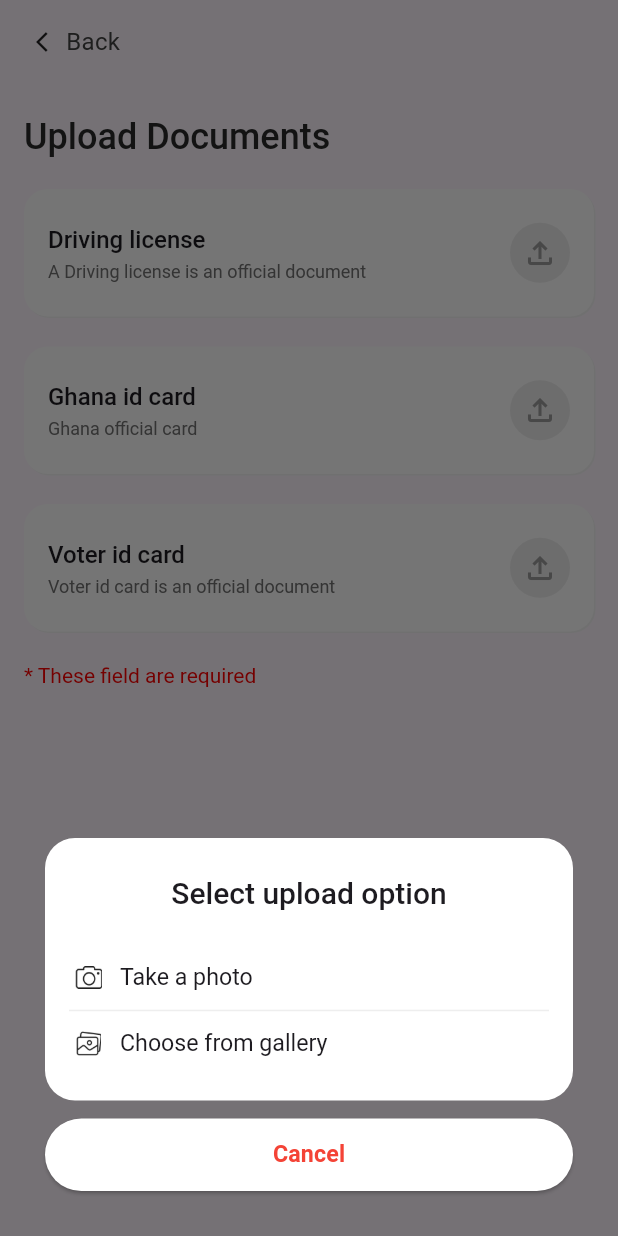
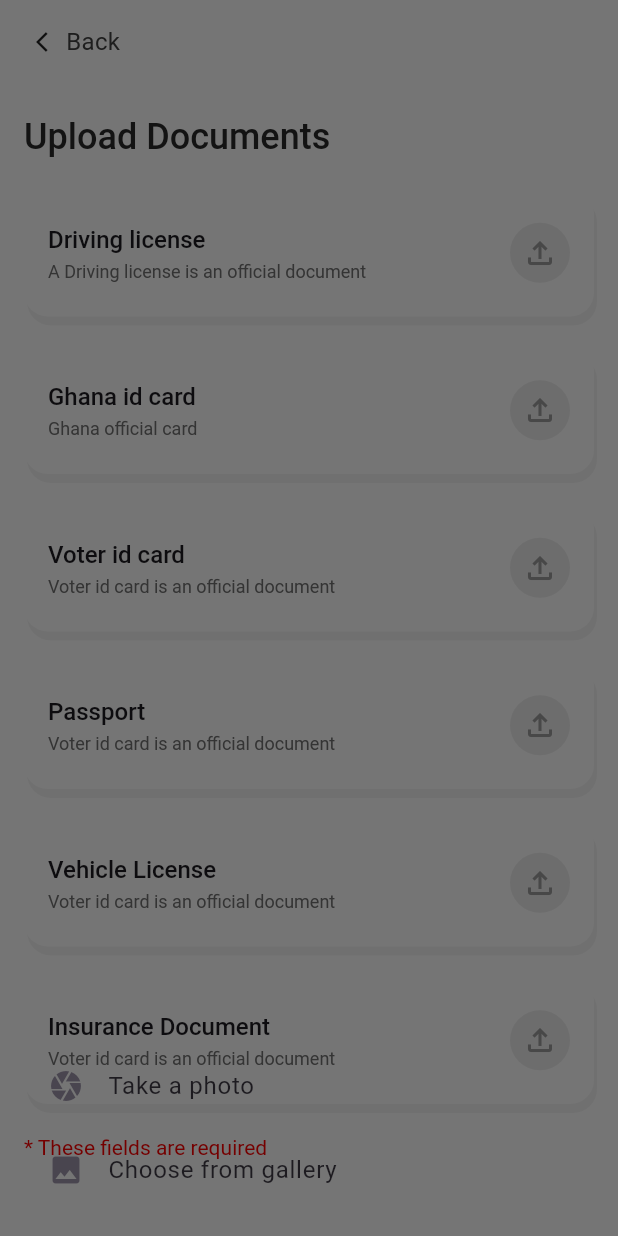
Before and after one commit to Code-Making/24Ryder-Diver-App, a Flutter app: the RiderDocumentUploadView screen opened by its route, after a tap on "Driving license", on a phone screen of 412 x 824 dp. Run offline on Flutter 3.47's test engine with Material 3 defaults, Android fonts, the phone set to English and light mode, and no system bars; our stand-ins replace flutter_colorpicker, flutter_screenutil, get, get_storage, google_fonts, google_maps_flutter and 4 more; missing offline and left inert: flutter_polyline_points, widget_to_marker; accounts and stored records are empty.

Commit message:
Integrated the Login and Sign up APIs and Updated the Upload Documents Page ate :- 12/05/2025

```diff
--- a/lib/app/modules/rider_document_upload/controllers/rider_document_upload_controller.dart
+++ b/lib/app/modules/rider_document_upload/controllers/rider_document_upload_controller.dart
@@ -5,11 +5,17 @@ class RiderDocumentUploadController extends GetxController {
   var drivingLicenseSelected = false.obs;
   var ghanaidCardSelected = false.obs;
   var voterIdCardSeleted = false.obs;
+  var passportSelected = false.obs;
+  var vehicleLicenseSelected = false.obs;
+  var insuranceDocumentSelected = false.obs;
   final count = 0.obs;
   bool get allSelected =>
       drivingLicenseSelected.isTrue &&
       ghanaidCardSelected.isTrue &&
-      voterIdCardSeleted.isTrue;
+      voterIdCardSeleted.isTrue &&
+      passportSelected.isTrue &&
+      vehicleLicenseSelected.isTrue &&
+      insuranceDocumentSelected.isTrue;
 
   void increment() => count.value++;
 }
--- a/lib/app/modules/rider_document_upload/views/rider_document_upload_view.dart
+++ b/lib/app/modules/rider_document_upload/views/rider_document_upload_view.dart
@@ -1,13 +1,13 @@
 import 'package:flutter/material.dart';
 import 'package:get/get.dart';
+import 'package:image_picker/image_picker.dart';
+import 'dart:io';
 import 'package:rideapp/ui/pages/CustomHeader/customheader.dart';
 import 'package:rideapp/ui/pages/profile/profile.dart';
 import 'package:rideapp/ui/pages/utils/colors.dart';
 import 'package:rideapp/ui/pages/utils/extension.dart';
 import 'package:rideapp/ui/pages/widgets/app_button.dart';
 import 'package:rideapp/ui/rider/add_vechicle_details.dart';
-import 'package:rideapp/ui/rider/select_upload_option.dart';
-
 import '../controllers/rider_document_upload_controller.dart';
 
 class RiderDocumentUploadView extends GetView<RiderDocumentUploadController> {
@@ -15,6 +15,7 @@ class RiderDocumentUploadView extends GetView<RiderDocumentUploadController> {
   @override
   Widget build(BuildContext context) {
     return Scaffold(
+      backgroundColor: Colors.white,
       body: Base(children: [
         const CustomHeader(
           title: '',
@@ -32,27 +33,51 @@ class RiderDocumentUploadView extends GetView<RiderDocumentUploadController> {
           isSelected: controller.drivingLicenseSelected.isTrue,
           title: "Driving license",
           subtitle: "A Driving license is an official document",
-          onChanged: (value) {
-            controller.drivingLicenseSelected(value);
+          onChanged: (file) {
+            controller.drivingLicenseSelected(true);
           },
         ),
         UploadDocumentWidget(
           isSelected: controller.ghanaidCardSelected.isTrue,
           title: "Ghana id card",
           subtitle: "Ghana official card",
-          onChanged: (value) {
-            controller.drivingLicenseSelected(value);
+          onChanged: (file) {
+            controller.ghanaidCardSelected(true);
           },
         ),
         UploadDocumentWidget(
           isSelected: controller.voterIdCardSeleted.isTrue,
           title: "Voter id card",
           subtitle: "Voter id card is an official document",
-          onChanged: (value) {
-            controller.voterIdCardSeleted(value);
+          onChanged: (file) {
+            controller.voterIdCardSeleted(true);
           },
         ),
-        "* These field are required"
+        UploadDocumentWidget(
+          isSelected: controller.passportSelected.isTrue,
+          title: "Passport",
+          subtitle: "Voter id card is an official document",
+          onChanged: (file) {
+            controller.passportSelected(true);
+          },
+        ),
+        UploadDocumentWidget(
+          isSelected: controller.vehicleLicenseSelected.isTrue,
+          title: "Vehicle License",
+          subtitle: "Voter id card is an official document",
+          onChanged: (file) {
+            controller.vehicleLicenseSelected(true);
+          },
+        ),
+        UploadDocumentWidget(
+          isSelected: controller.insuranceDocumentSelected.isTrue,
+          title: "Insurance Document",
+          subtitle: "Voter id card is an official document",
+          onChanged: (file) {
+            controller.insuranceDocumentSelected(true);
+          },
+        ),
+        "* These fields are required"
             .toText(
               fontSize: 14,
               fontWeight: FontWeight.w400,
@@ -70,27 +95,78 @@ class RiderDocumentUploadView extends GetView<RiderDocumentUploadController> {
   }
 }
 
-class UploadDocumentWidget extends StatelessWidget {
-  const UploadDocumentWidget({
-    super.key,
-    required this.title,
-    required this.subtitle,
-    this.isSelected = false,
-    this.onChanged,
-  });
+class UploadDocumentWidget extends StatefulWidget {
   final bool isSelected;
   final String title;
   final String subtitle;
-  final Function(bool? value)? onChanged;
+  final Function(bool) onChanged; // Now accepts a boolean
+
+  const UploadDocumentWidget({
+    Key? key,
+    required this.isSelected,
+    required this.title,
+    required this.subtitle,
+    required this.onChanged,
+  }) : super(key: key);
+
+  @override
+  _UploadDocumentWidgetState createState() => _UploadDocumentWidgetState();
+}
+
+class _UploadDocumentWidgetState extends State<UploadDocumentWidget> {
+  File? _selectedImage;
+  bool _isUploading = false; // Track uploading state
+
+  Future<void> _pickImage(ImageSource source) async {
+    setState(() {
+      _isUploading = true; // Set uploading state to true
+    });
+
+    final pickedFile = await ImagePicker().pickImage(source: source);
+    if (pickedFile != null) {
+      setState(() {
+        _selectedImage = File(pickedFile.path);
+        _isUploading = false; // Reset uploading state
+      });
+
+      widget.onChanged(true); // Notify parent widget that upload is done
+    } else {
+      setState(() {
+        _isUploading = false; // Reset if no image is picked
+      });
+    }
+  }
+
   @override
   Widget build(BuildContext context) {
     return GestureDetector(
       onTap: () async {
-        if (onChanged != null) {
-          var result = await Get.bottomSheet<bool>(const SelectUploadOption(),
-              isScrollControlled: true);
-          onChanged!(result);
-        }
+        await Get.bottomSheet(
+          Container(
+            padding: const EdgeInsets.all(16),
+            child: Wrap(
+              children: [
+                ListTile(
+                  leading: const Icon(Icons.camera),
+                  title: const Text("Take a photo"),
+                  onTap: () async {
+                    await _pickImage(ImageSource.camera);
+                    Get.back();
+                  },
+                ),
+                ListTile(
+                  leading: const Icon(Icons.image),
+                  title: const Text("Choose from gallery"),
+                  onTap: () async {
+                    await _pickImage(ImageSource.gallery);
+                    Get.back();
+                  },
+                ),
+              ],
+            ),
+          ),
+          isScrollControlled: true,
+        );
       },
       child: Container(
         height: 85,
@@ -98,7 +174,7 @@ class UploadDocumentWidget extends StatelessWidget {
         decoration: BoxDecoration(
           color: Colors.white,
           boxShadow: [
-            BoxShadow(color: Colors.grey.shade100, offset: const Offset(1, 1))
+            BoxShadow(color: Colors.grey.shade100, offset: const Offset(2, 6))
           ],
           borderRadius: const BorderRadius.all(Radius.circular(16)),
         ),
@@ -109,37 +185,40 @@ class UploadDocumentWidget extends StatelessWidget {
               mainAxisAlignment: MainAxisAlignment.center,
               crossAxisAlignment: CrossAxisAlignment.start,
               children: [
-                title
+                widget.title
                     .toText(
                       fontSize: 16,
                       fontWeight: FontWeight.w500,
                     )
                     .marginOnly(bottom: 4),
-                subtitle.toText(
+                widget.subtitle.toText(
                     color: "#717171".toHex(),
                     fontSize: 12,
                     fontWeight: FontWeight.w400),
               ],
             ),
             const Spacer(),
-            if (isSelected)
-              Image.asset(
-                "assets/rider/check.png",
-                height: 17,
-              )
+            if (_selectedImage != null)
+              Image.asset("assets/rider/check.png", width: 24, height: 24)
             else
               Container(
                 height: 40,
                 width: 40,
                 decoration: BoxDecoration(
-                  color: isSelected ? Palette.primary : Colors.grey.shade200,
+                  color: _isUploading
+                      ? const Color(0xFF302D81)
+                      : Colors.grey.shade200,
                   shape: BoxShape.circle,
                 ),
                 child: Icon(
-                  Icons.file_upload_outlined,
-                  color: isSelected ? Colors.grey.shade200 : Colors.grey,
+                  _selectedImage != null
+                      ? Icons.check_circle
+                      : Icons.file_upload_outlined,
+                  color: _isUploading
+                      ? Colors.white
+                      : (_selectedImage != null ? Colors.white : Colors.grey),
                 ),
-              )
+              ),
           ],
         ),
       ).marginbottom,
--- a/pubspec.yaml
+++ b/pubspec.yaml
@@ -40,6 +40,7 @@ dependencies:
   google_maps_flutter: any
   google_sign_in: ^6.2.1
   http: ^1.3.0
+  image_picker: ^1.1.2
   intl_phone_number_input: ^0.7.3
   location: ^7.0.1
   pin_code_fields: ^8.0.0
```
Also changed, not shown: pubspec.lock, 6 other files.
